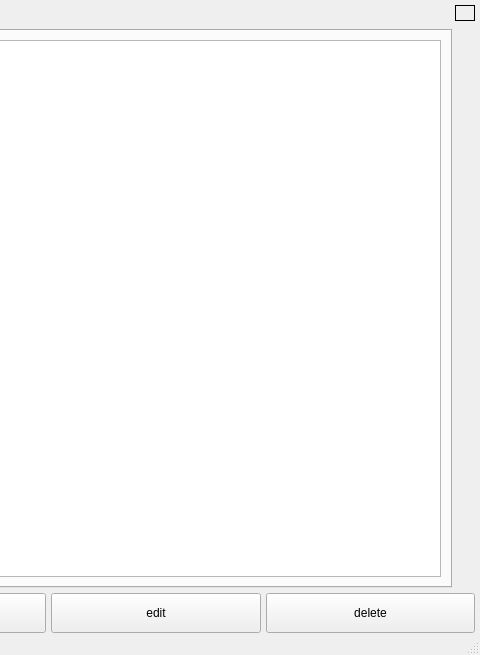
The window that mainwindow.ui (artemsmolyak/books) describes before a commit, drawn with Qt 5; both pictures show x 597 to 1077 and y 0 to 655 of the 1077 by 655 pixel window.
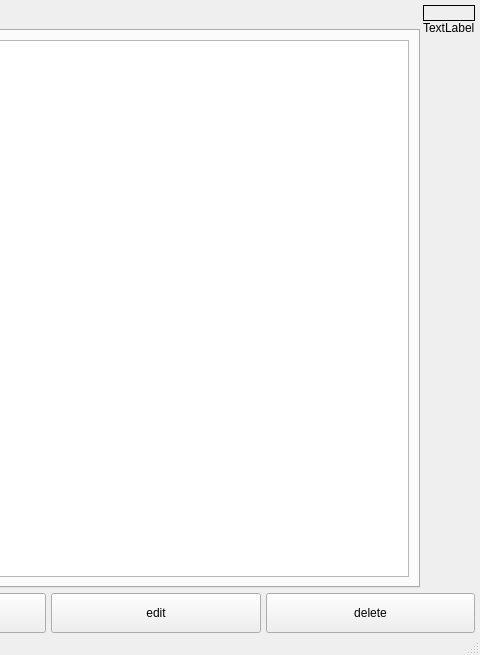
The same window after the commit. Icons and pictures are not drawn. Custom widgets are drawn as their Qt base class.

```diff
--- a/mainwindow.ui
+++ b/mainwindow.ui
@@ -262,6 +262,13 @@
          <item>
           <widget class="Assesment" name="assesmentWidget" native="true"/>
          </item>
+         <item>
+          <widget class="QLabel" name="mainIdeaLbl">
+           <property name="text">
+            <string>TextLabel</string>
+           </property>
+          </widget>
+         </item>
          <item>
           <widget class="QLabel" name="commonText">
            <property name="text">
```
